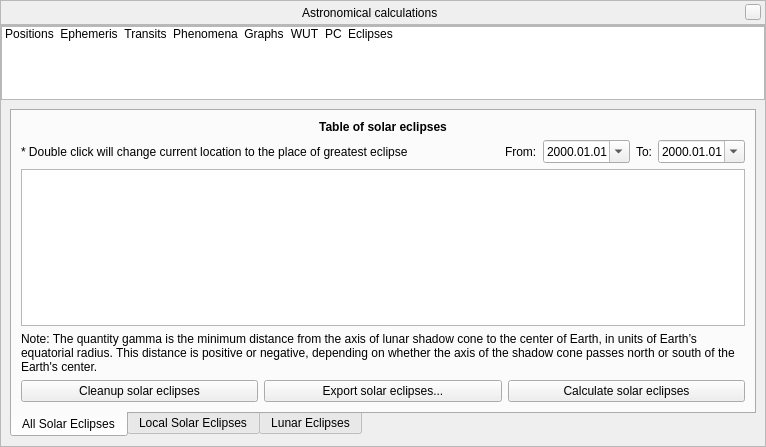
This is src/gui/astroCalcDialog.ui in Stellarium/stellarium as Qt 5 draws it before an edit. The edited form follows.
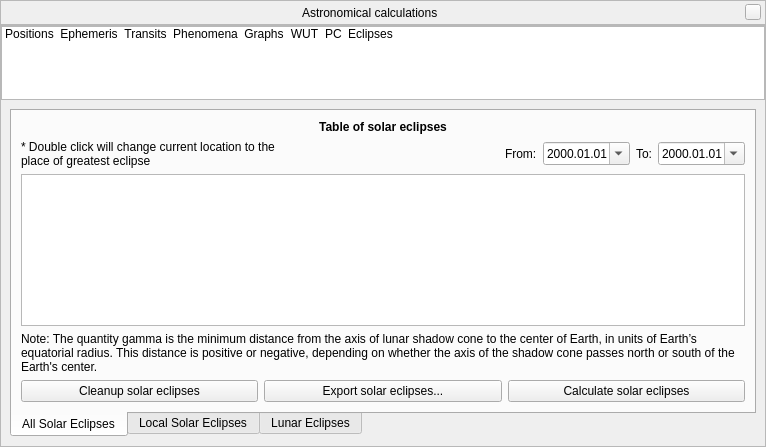
This is the edited form. The open tabs and pages were chosen to show the change. Icons and pictures are not drawn. Custom widgets are drawn as their Qt base class.

The edit to the form file:
```diff
--- a/src/gui/astroCalcDialog.ui
+++ b/src/gui/astroCalcDialog.ui
@@ -2483,9 +2483,18 @@
              <layout class="QHBoxLayout" name="horizontalLayout_41">
             <item>
              <widget class="QLabel" name="changeLocationLabel">
+                    <property name="sizePolicy">
+                     <sizepolicy hsizetype="Expanding" vsizetype="MinimumExpanding">
+                      <horstretch>0</horstretch>
+                      <verstretch>0</verstretch>
+                     </sizepolicy>
+                    </property>
               <property name="text">
                <string>* Double click will change current location to the place of greatest eclipse</string>
               </property>
+                    <property name="wordWrap">
+                     <bool>true</bool>
+                    </property>
              </widget>
             </item>
               <item>
```
Left out of the diff: 2 changed lines with no effect on the pictures. Lines whose indentation alone changed are shown as unchanged.
